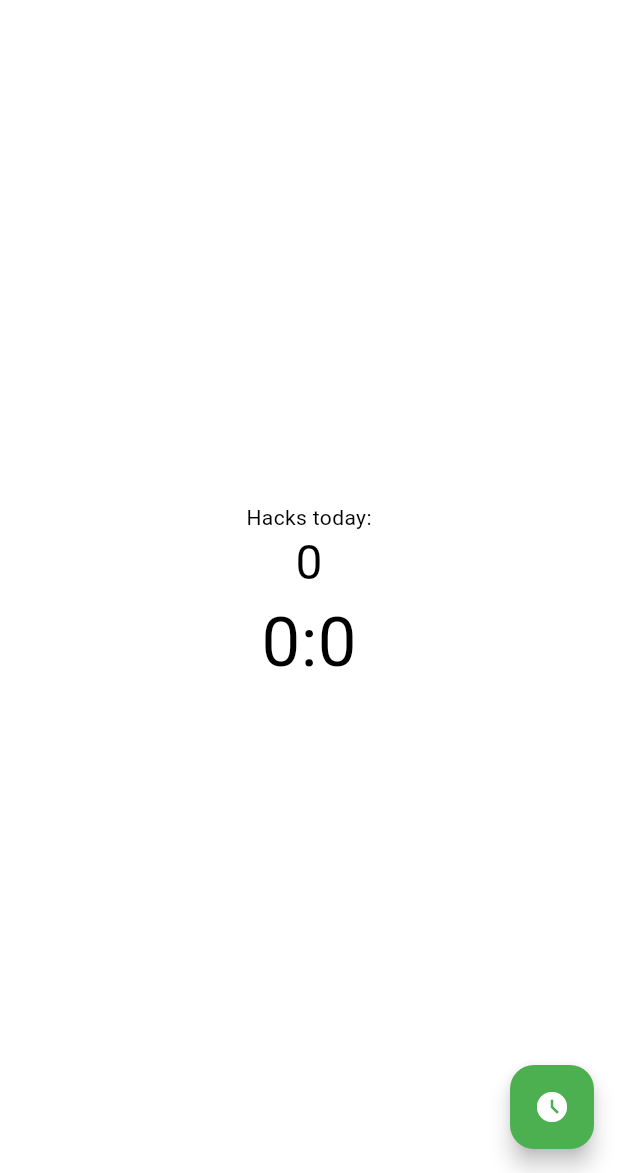
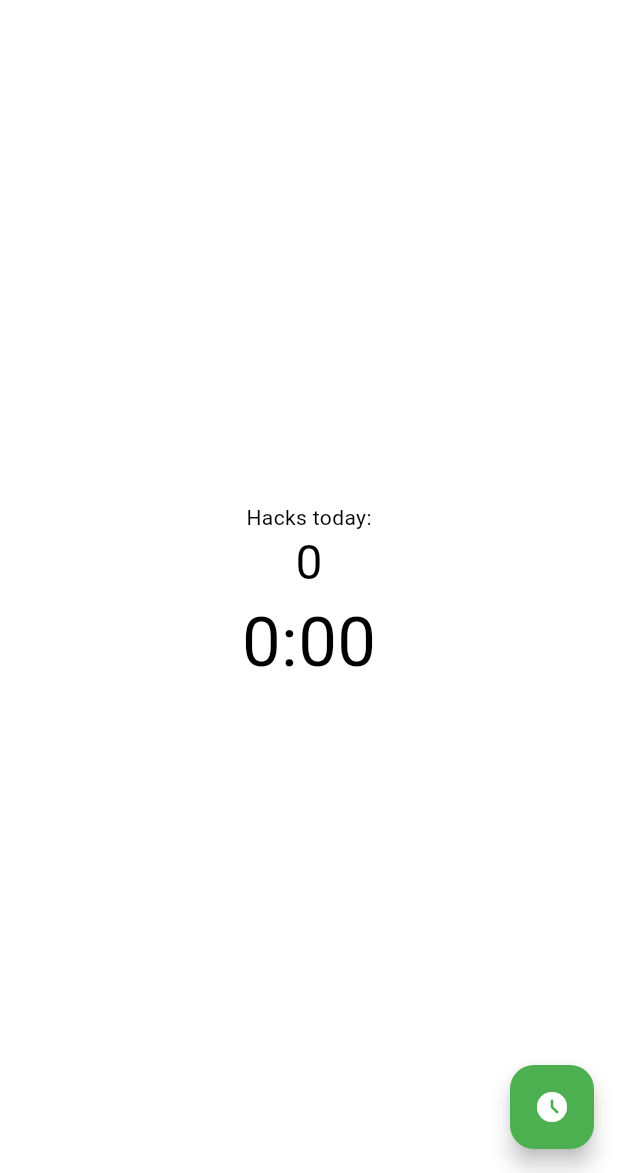
Before and after one commit to elkuku/HackTimer, a Flutter app: the screen it shows after launch, on a phone screen of 412 x 824 dp, the part 63-1236 px from its top. Run offline on Flutter 3.47's test engine with Material 3 defaults, Android fonts, the phone set to English and light mode, and no system bars; missing offline and left inert: desktop_notifications, tray_manager.

```diff
--- a/lib/main.dart
+++ b/lib/main.dart
@@ -113,7 +113,7 @@ class _MyHomePageState extends State<MyHomePage> {
               style: Theme.of(context).textTheme.headlineLarge,
             ),
             Text(
-              '$mins:$secs',
+              '$mins:${secs <= 9 ? 0 : ''}$secs',
               style: const TextStyle(fontSize: 46),
             ),
           ],
```
